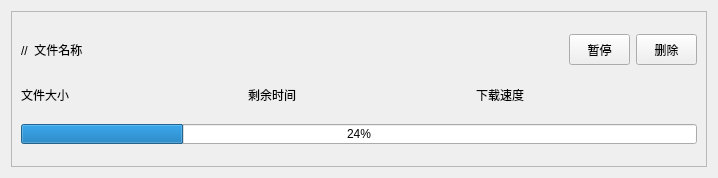
Above: src/DownloadItemWidget.ui from L-Super/FlowD before the change. Below: the same form after it.
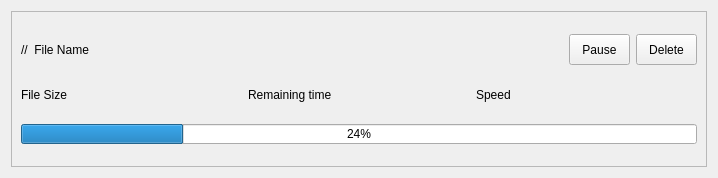
That is the form after the change.

Diff of the .ui file:
```diff
--- a/src/DownloadItemWidget.ui
+++ b/src/DownloadItemWidget.ui
@@ -43,7 +43,7 @@
            </size>
           </property>
           <property name="text">
-           <string>//  文件名称</string>
+           <string>//  File Name</string>
           </property>
          </widget>
         </item>
@@ -83,7 +83,7 @@
              <cursorShape>PointingHandCursor</cursorShape>
             </property>
             <property name="text">
-             <string>暂停</string>
+             <string>Pause</string>
             </property>
             <property name="checkable">
              <bool>true</bool>
@@ -108,7 +108,7 @@
              <cursorShape>PointingHandCursor</cursorShape>
             </property>
             <property name="text">
-             <string>删除</string>
+             <string>Delete</string>
             </property>
            </widget>
           </item>
@@ -133,7 +133,7 @@
            </size>
           </property>
           <property name="text">
-           <string>文件大小</string>
+           <string>File Size</string>
           </property>
          </widget>
         </item>
@@ -152,7 +152,7 @@
            </size>
           </property>
           <property name="text">
-           <string>剩余时间</string>
+           <string>Remaining time</string>
           </property>
          </widget>
         </item>
@@ -171,7 +171,7 @@
            </size>
           </property>
           <property name="text">
-           <string>下载速度</string>
+           <string>Speed</string>
           </property>
          </widget>
         </item>
```
Left out of the diff: 2 changed lines with no effect on the pictures.
